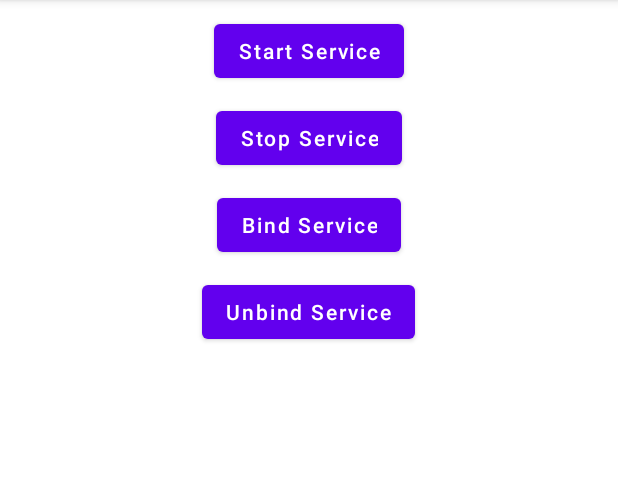
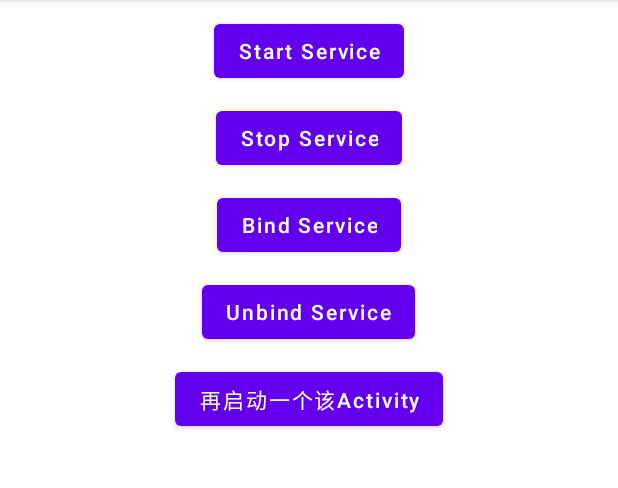
Before and after one commit to ljzjohnliu/JavaStudy, an Android app: the TestServiceActivity screen opened directly, with no data from a screen before it, after a tap on "Start Service", on a phone screen of 412 x 824 dp, the part 84-572 px from its top. Run offline under Robolectric (Android 15) with nearby library versions, the phone set to English and light mode, and no system bars; our stand-ins replace ButterKnife.

Commit message:
多个Activity绑定一个服务的话 onBind只会执行一次

```diff
--- a/app/src/main/java/com/study/android/lifecycle/ActivityB.java
+++ b/app/src/main/java/com/study/android/lifecycle/ActivityB.java
@@ -43,6 +43,12 @@ public class ActivityB extends AppCompatActivity {
     }
 
     @Override
+    protected void onNewIntent(Intent intent) {
+        super.onNewIntent(intent);
+        Log.d(TAG, "------onNewIntent: ");
+    }
+
+    @Override
     protected void onStart() {
         super.onStart();
         Log.d(TAG, "------onStart: ");
--- a/app/src/main/java/com/study/android/service/TestServiceActivity.java
+++ b/app/src/main/java/com/study/android/service/TestServiceActivity.java
@@ -43,7 +43,7 @@ public class TestServiceActivity extends AppCompatActivity {
         }
     };
 
-    @OnClick({R.id.start_service, R.id.stop_service, R.id.bind_service, R.id.unbind_service})
+    @OnClick({R.id.start_service, R.id.stop_service, R.id.bind_service, R.id.unbind_service, R.id.start_test_activity})
     public void onClick(View view) {
         Intent intent = new Intent(this, TestService.class);
         switch (view.getId()) {
@@ -65,6 +65,9 @@ public class TestServiceActivity extends AppCompatActivity {
                     Toast.makeText(this, "当前未绑定任何Service!", Toast.LENGTH_SHORT).show();
                 }
                 break;
+            case R.id.start_test_activity:
+                startActivity(new Intent(this, TestServiceActivity.class));
+                break;
         }
     }
 
@@ -73,6 +76,7 @@ public class TestServiceActivity extends AppCompatActivity {
         super.onCreate(savedInstanceState);
         setContentView(R.layout.activity_test_service);
         ButterKnife.bind(this);
+        Log.d(TAG, "onCreate: this  = " + this);
     }
 
     @Override
--- a/app/src/main/res/layout/activity_test_service.xml
+++ b/app/src/main/res/layout/activity_test_service.xml
@@ -43,4 +43,12 @@
         android:text="Unbind Service"
         android:textAllCaps="false" />
 
+    <Button
+        android:id="@+id/start_test_activity"
+        android:layout_width="wrap_content"
+        android:layout_height="wrap_content"
+        android:layout_gravity="center_horizontal"
+        android:layout_marginTop="10dp"
+        android:text="再启动一个该Activity"
+        android:textAllCaps="false" />
 </LinearLayout>
```
Also changed, not shown: app/src/main/java/com/study/android/lifecycle/ActivityA.java (+29 -6 lines).
